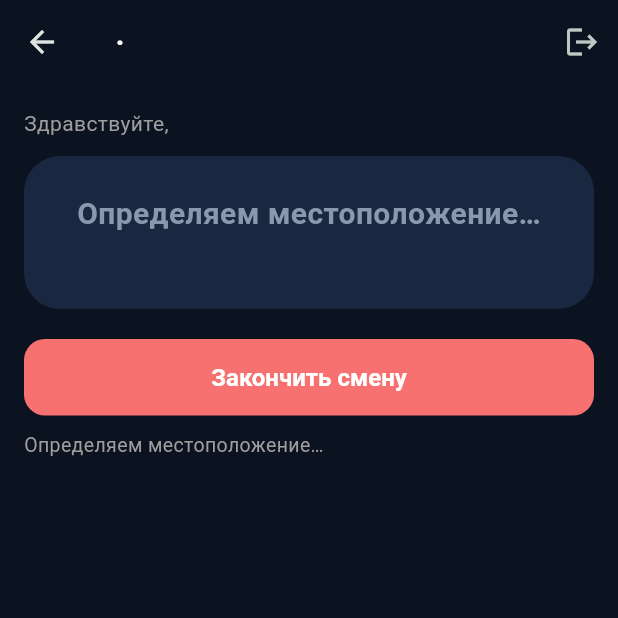
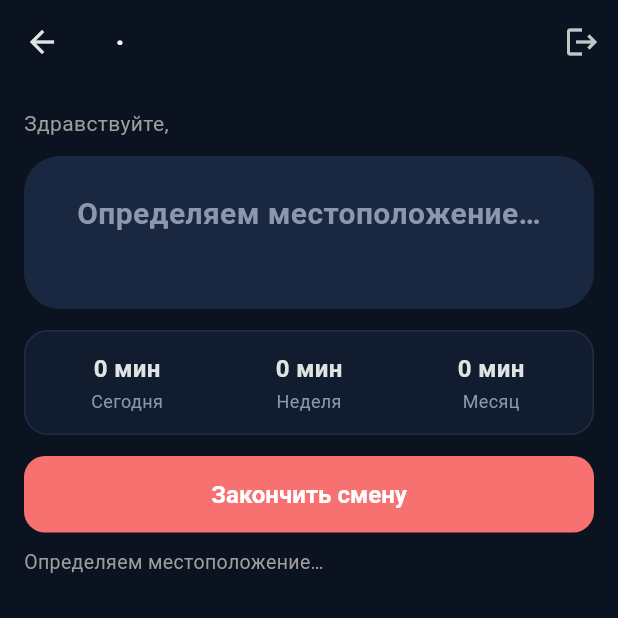
Before and after one commit to Sultan2728/Guard-Tracker, a Flutter app: the WorkerShiftScreen screen opened directly with empty values, after a tap on "Начать смену", on a phone screen of 412 x 824 dp, the top half of it. Run offline on Flutter 3.47's test engine with Material 3 defaults, Android fonts, the phone set to English and light mode, and no system bars; our stand-ins replace cloud_firestore, firebase_auth, firebase_core, firebase_messaging, flutter_local_notifications, flutter_map and 2 more; accounts and stored records are empty; generated files the repository leaves out were written again.

Commit message:
Track worked hours per shift, with worker summary and boss report
Co-Authored-By: Claude Sonnet 5.5 <noreply@anthropic.com>
Claude-Session: https://claude.ai/code/session_019z6GsyrL6Fmohjx2Uetiu6

```diff
--- /dev/null
+++ b/lib/models/shift.dart
@@ -0,0 +1,71 @@
+/// One work shift of one worker: from "Начать смену" to "Закончить смену".
+/// Stored at shifts/{id}. [inZoneMs] is how long the worker was actually
+/// inside the site's zone during the shift.
+class Shift {
+  final String id;
+  final String workerId;
+  final String workerName;
+  final String role;
+  final String siteId;
+  final DateTime startedAt;
+  final DateTime? endedAt; // null while the shift is still running
+  final int inZoneMs;
+
+  Shift({
+    required this.id,
+    required this.workerId,
+    required this.workerName,
+    required this.role,
+    required this.siteId,
+    required this.startedAt,
+    required this.endedAt,
+    required this.inZoneMs,
+  });
+
+  factory Shift.fromMap(String id, Map<String, dynamic> m) {
+    return Shift(
+      id: id,
+      workerId: m['workerId'] as String? ?? '',
+      workerName: m['workerName'] as String? ?? '',
+      role: m['role'] as String? ?? '',
+      siteId: m['siteId'] as String? ?? '',
+      startedAt: DateTime.fromMillisecondsSinceEpoch((m['startedAt'] as num?)?.toInt() ?? 0),
+      endedAt: m['endedAt'] != null ? DateTime.fromMillisecondsSinceEpoch((m['endedAt'] as num).toInt()) : null,
+      inZoneMs: (m['inZoneMs'] as num?)?.toInt() ?? 0,
+    );
+  }
+
+  bool get isOpen => endedAt == null;
+
+  /// Shift length. A shift that was never closed (phone died, app killed)
+  /// and is older than 16 h is not counted as 16+ hours of work; we fall
+  /// back to the time known to be in the zone instead.
+  int durationMs([DateTime? now]) {
+    final n = now ?? DateTime.now();
+    if (endedAt != null) return endedAt!.difference(startedAt).inMilliseconds;
+    final open = n.difference(startedAt).inMilliseconds;
+    return open > 16 * 3600 * 1000 ? inZoneMs : open;
+  }
+}
+
+String fmtDuration(int ms) {
+  final totalMin = ms ~/ 60000;
+  final h = totalMin ~/ 60;
+  final m = totalMin % 60;
+  return h == 0 ? '$m мин' : '$h ч $m мин';
+}
+
+DateTime startOfToday() {
+  final n = DateTime.now();
+  return DateTime(n.year, n.month, n.day);
+}
+
+DateTime startOfWeek() {
+  final t = startOfToday();
+  return t.subtract(Duration(days: t.weekday - 1)); // Monday
+}
+
+DateTime startOfMonth() {
+  final n = DateTime.now();
+  return DateTime(n.year, n.month, 1);
+}
--- a/lib/screens/worker_shift_screen.dart
+++ b/lib/screens/worker_shift_screen.dart
@@ -1,6 +1,8 @@
+import 'dart:async';
 import 'package:flutter/material.dart';
 import '../models/guard_status.dart';
 import '../models/worker.dart';
+import '../models/shift.dart';
 import '../services/auth_service.dart';
 import '../services/firestore_service.dart';
 import '../services/location_service.dart';
@@ -26,11 +28,15 @@ class _WorkerShiftScreenState extends State<WorkerShiftScreen> {
   bool? _inZone;
   double? _distanceToEdge;
   Site? _site;
+  Timer? _clock; // refreshes the running shift's hours every minute
   String _note = 'Потребуется доступ к геолокации. Держите приложение запущенным во время смены.';
 
   @override
   void initState() {
     super.initState();
+    _clock = Timer.periodic(const Duration(minutes: 1), (_) {
+      if (mounted && _onShift) setState(() {});
+    });
     _location = LocationService(
       firestore: _firestore,
       workerId: widget.worker.id,
@@ -78,6 +84,7 @@ class _WorkerShiftScreenState extends State<WorkerShiftScreen> {
 
   @override
   void dispose() {
+    _clock?.cancel();
     _location.dispose();
     super.dispose();
   }
@@ -108,6 +115,39 @@ class _WorkerShiftScreenState extends State<WorkerShiftScreen> {
     if (_distanceToEdge == null) return '';
     if (_inZone == true) return 'До границы зоны: ${_distanceToEdge!.round()} м';
     return 'До зоны: ${(-_distanceToEdge!).round()} м';
+  }
+
+  Widget _hoursCard() {
+    return StreamBuilder<List<Shift>>(
+      stream: _firestore.watchShiftsForWorker(widget.worker.id),
+      builder: (context, snap) {
+        final shifts = snap.data ?? [];
+        int sum(DateTime from) => shifts
+            .where((s) => !s.startedAt.isBefore(from))
+            .fold<int>(0, (a, s) => a + s.durationMs());
+        Widget cell(String label, int ms) => Expanded(
+              child: Column(
+                children: [
+                  Text(fmtDuration(ms), style: const TextStyle(fontSize: 16, fontWeight: FontWeight.w700)),
+                  const SizedBox(height: 2),
+                  Text(label, style: const TextStyle(color: OnsiteColors.muted, fontSize: 12)),
+                ],
+              ),
+            );
+        return Card(
+          child: Padding(
+            padding: const EdgeInsets.symmetric(vertical: 14, horizontal: 8),
+            child: Row(
+              children: [
+                cell('Сегодня', sum(startOfToday())),
+                cell('Неделя', sum(startOfWeek())),
+                cell('Месяц', sum(startOfMonth())),
+              ],
+            ),
+          ),
+        );
+      },
+    );
   }
 
   @override
@@ -141,7 +181,9 @@ class _WorkerShiftScreenState extends State<WorkerShiftScreen> {
                 ],
               ),
             ),
-            const SizedBox(height: 20),
+            const SizedBox(height: 14),
+            _hoursCard(),
+            const SizedBox(height: 14),
             FilledButton(
               style: FilledButton.styleFrom(
                 padding: const EdgeInsets.symmetric(vertical: 16),
--- a/lib/services/firestore_service.dart
+++ b/lib/services/firestore_service.dart
@@ -1,6 +1,7 @@
 import 'package:cloud_firestore/cloud_firestore.dart';
 import '../models/guard_status.dart';
 import '../models/worker.dart';
+import '../models/shift.dart';
 
 /// Wraps all Firestore reads/writes so the rest of the app never touches
 /// collection/document paths directly.
@@ -17,6 +18,7 @@ class FirestoreService {
   CollectionReference get _sitesRef => _db.collection('sites');
   CollectionReference get _workersRef => _db.collection('workers');
   DocumentReference _statusRef(String workerId) => _db.collection('status').doc(workerId);
+  CollectionReference get _shiftsRef => _db.collection('shifts');
   CollectionReference get _eventsRef => _db.collection('events');
   DocumentReference _tokenRef(String id) => _db.collection('tokens').doc(id);
 
@@ -131,6 +133,49 @@ class FirestoreService {
     });
   }
 
+  // ---------- Shifts (worked hours) ----------
+  Future<String> startShiftRecord({
+    required String workerId,
+    required String workerName,
+    required String role,
+    required String siteId,
+    required int startedAt,
+  }) async {
+    final ref = await _shiftsRef.add({
+      'workerId': workerId,
+      'workerName': workerName,
+      'role': role,
+      'siteId': siteId,
+      'startedAt': startedAt,
+      'endedAt': null,
+      'inZoneMs': 0,
+    });
+    return ref.id;
+  }
+
+  Future<void> updateShiftRecord(String shiftId, {required int inZoneMs, int? endedAt}) {
+    return _shiftsRef.doc(shiftId).update({
+      'inZoneMs': inZoneMs,
+      if (endedAt != null) 'endedAt': endedAt,
+    });
+  }
+
+  /// All shifts started on/after [sinceMs] (single-field query, no index).
+  Stream<List<Shift>> watchShiftsSince(int sinceMs) {
+    return _shiftsRef.where('startedAt', isGreaterThanOrEqualTo: sinceMs).snapshots().map((snap) =>
+        snap.docs.map((d) => Shift.fromMap(d.id, d.data() as Map<String, dynamic>)).toList());
+  }
+
+  /// One worker's shifts (sorted newest first on the client, to avoid
+  /// needing a composite index).
+  Stream<List<Shift>> watchShiftsForWorker(String workerId) {
+    return _shiftsRef.where('workerId', isEqualTo: workerId).snapshots().map((snap) {
+      final list = snap.docs.map((d) => Shift.fromMap(d.id, d.data() as Map<String, dynamic>)).toList();
+      list.sort((a, b) => b.startedAt.compareTo(a.startedAt));
+      return list;
+    });
+  }
+
   // ---------- Events log (per site) ----------
   Future<void> logEvent({
     required String workerId,
--- a/lib/services/location_service.dart
+++ b/lib/services/location_service.dart
@@ -21,6 +21,11 @@ class LocationService {
   StreamSubscription<Position>? _sub;
   Site? _site;
   bool? _currentInZone;
+
+  // Worked-hours bookkeeping for the current shift.
+  String? _shiftId;
+  int _inZoneMs = 0;
+  int? _lastTickMs;
 
   LocationService({
     required this.firestore,
@@ -65,6 +70,12 @@ class LocationService {
     await firestore.logEvent(
       workerId: workerId, workerName: workerName, role: role, siteId: siteId, type: 'shift_start',
     );
+    _inZoneMs = 0;
+    _lastTickMs = null;
+    _shiftId = await firestore.startShiftRecord(
+      workerId: workerId, workerName: workerName, role: role, siteId: siteId,
+      startedAt: DateTime.now().millisecondsSinceEpoch,
+    );
 
     const settings = LocationSettings(
       accuracy: LocationAccuracy.high,
@@ -72,6 +83,11 @@ class LocationService {
     );
 
     _sub = Geolocator.getPositionStream(locationSettings: settings).listen((pos) async {
+      // Add the time since the previous reading if the worker was in the zone.
+      final tick = DateTime.now().millisecondsSinceEpoch;
+      if (_lastTickMs != null && _currentInZone == true) _inZoneMs += tick - _lastTickMs!;
+      _lastTickMs = tick;
+
       final site = _site;
       if (site == null) {
         await firestore.writeStatus(
@@ -101,6 +117,7 @@ class LocationService {
           lat: pos.latitude,
           lng: pos.longitude,
         );
+        if (_shiftId != null) await firestore.updateShiftRecord(_shiftId!, inZoneMs: _inZoneMs);
       }
 
       await firestore.writeStatus(
@@ -119,6 +136,13 @@ class LocationService {
   Future<void> endShift() async {
     await _sub?.cancel();
     _sub = null;
+    final now = DateTime.now().millisecondsSinceEpoch;
+    if (_lastTickMs != null && _currentInZone == true) _inZoneMs += now - _lastTickMs!;
+    if (_shiftId != null) {
+      await firestore.updateShiftRecord(_shiftId!, inZoneMs: _inZoneMs, endedAt: now);
+      _shiftId = null;
+    }
+    _lastTickMs = null;
     _currentInZone = null;
     await firestore.logEvent(
       workerId: workerId, workerName: workerName, role: role, siteId: siteId, type: 'shift_end',
```
Also changed, not shown: lib/screens/boss_screen.dart (+9 -0 lines), lib/screens/hours_report_screen.dart (added, +181 -0 lines).
